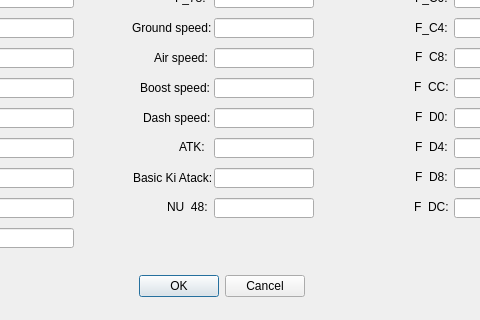
Above: idbeffectdialog.ui from HAWGT/xv2ins_common before the change; both pictures show x 156 to 636 and y 360 to 680 of the 751 by 680 pixel window. Below: the same form after it.
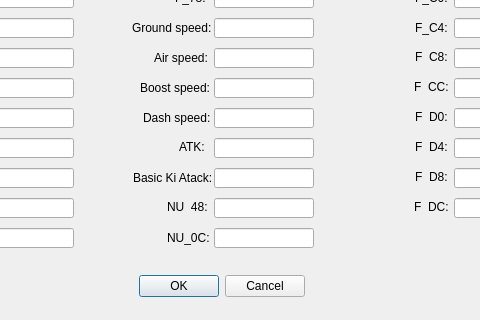
That is the form after the change.

```diff
--- a/idbeffectdialog.ui
+++ b/idbeffectdialog.ui
@@ -1363,6 +1363,29 @@
     <string>NU_4C:</string>
    </property>
   </widget>
+  <widget class="QLineEdit" name="nu0CEdit">
+   <property name="geometry">
+    <rect>
+     <x>370</x>
+     <y>588</y>
+     <width>100</width>
+     <height>20</height>
+    </rect>
+   </property>
+  </widget>
+  <widget class="QLabel" name="label_59">
+   <property name="geometry">
+    <rect>
+     <x>323</x>
+     <y>590</y>
+     <width>49</width>
+     <height>16</height>
+    </rect>
+   </property>
+   <property name="text">
+    <string>NU_0C:</string>
+   </property>
+  </widget>
  </widget>
  <resources/>
  <connections/>
```
